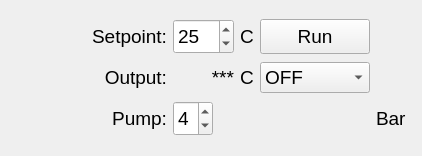
Qt form LAUDA_Small_UI.ui (salinsalins/1_Mev_UI) before a commit.
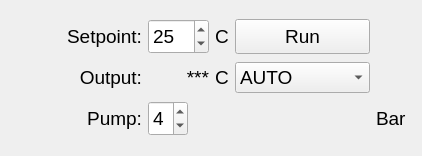
The same form after that commit. Icons and pictures are not drawn.

Commit message: Lauda small corrected

```diff
--- a/LAUDA_Small_UI.ui
+++ b/LAUDA_Small_UI.ui
@@ -150,6 +150,9 @@
           <pointsize>14</pointsize>
          </font>
         </property>
+        <property name="currentIndex">
+         <number>2</number>
+        </property>
         <item>
          <property name="text">
           <string>OFF</string>
@@ -274,7 +277,7 @@
       <item row="0" column="3">
        <widget class="QPushButton" name="pushButton">
         <property name="sizePolicy">
-         <sizepolicy hsizetype="Fixed" vsizetype="Fixed">
+         <sizepolicy hsizetype="Preferred" vsizetype="Fixed">
           <horstretch>0</horstretch>
           <verstretch>0</verstretch>
          </sizepolicy>
@@ -287,7 +290,7 @@
         </property>
         <property name="maximumSize">
          <size>
-          <width>110</width>
+          <width>200</width>
           <height>35</height>
          </size>
         </property>
```
The commit also changes 1 other file.
